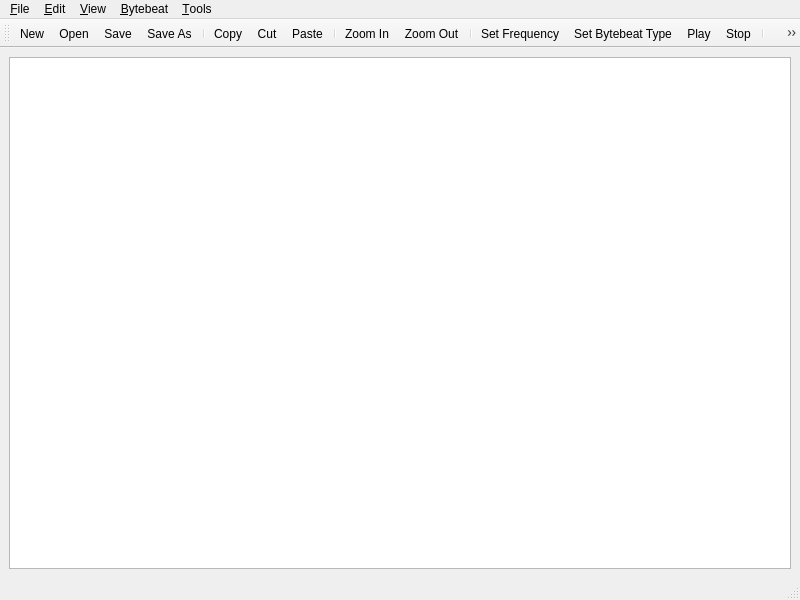
The window that mainwindow.ui (jarred-new/jarreds-bytebeat-composer-winqt) describes before a commit, drawn with Qt 5.
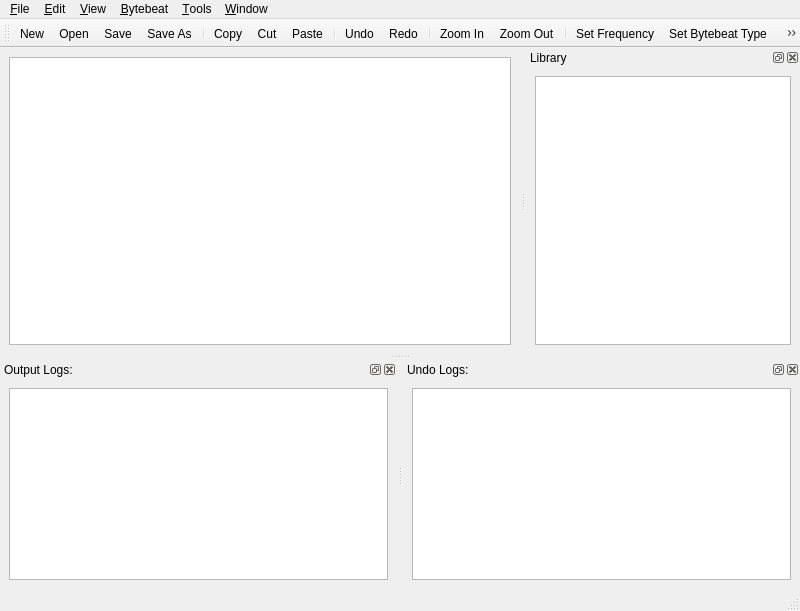
The same window after the commit. Icons and pictures are not drawn.

Commit message: Add Undo and Redo actions, and implement Window menu with dockable logs

```diff
--- a/mainwindow.ui
+++ b/mainwindow.ui
@@ -7,14 +7,14 @@
     <x>0</x>
     <y>0</y>
     <width>800</width>
-    <height>600</height>
+    <height>611</height>
    </rect>
   </property>
   <property name="windowTitle">
    <string>Jarred's Bytebeat Composer</string>
   </property>
   <widget class="QWidget" name="centralwidget">
-   <layout class="QHBoxLayout" name="horizontalLayout">
+   <layout class="QVBoxLayout" name="verticalLayout">
     <item>
      <widget class="QPlainTextEdit" name="plainTextEdit"/>
     </item>
@@ -81,11 +81,20 @@
     </property>
     <addaction name="actionTxt_to_BB"/>
    </widget>
+   <widget class="QMenu" name="menu_Window">
+    <property name="title">
+     <string>&amp;Window</string>
+    </property>
+    <addaction name="action_Library"/>
+    <addaction name="action_Output_Logs"/>
+    <addaction name="action_Undo_Logs"/>
+   </widget>
    <addaction name="menu_File"/>
    <addaction name="menu_Edit"/>
    <addaction name="menu_View"/>
    <addaction name="menu_Bytebeat"/>
    <addaction name="menu_Tools"/>
+   <addaction name="menu_Window"/>
   </widget>
   <widget class="QStatusBar" name="statusbar"/>
   <widget class="QToolBar" name="toolBar">
@@ -107,6 +116,9 @@
    <addaction name="actionCut"/>
    <addaction name="actionPaste"/>
    <addaction name="separator"/>
+   <addaction name="action_Undo"/>
+   <addaction name="action_Redo"/>
+   <addaction name="separator"/>
    <addaction name="actionZoom_In"/>
    <addaction name="actionZoom_Out"/>
    <addaction name="separator"/>
@@ -117,6 +129,51 @@
    <addaction name="separator"/>
    <addaction name="actionTxt_to_BB"/>
   </widget>
+  <widget class="QDockWidget" name="formulasLibraryDock">
+   <property name="windowTitle">
+    <string>Library</string>
+   </property>
+   <attribute name="dockWidgetArea">
+    <number>2</number>
+   </attribute>
+   <widget class="QWidget" name="dockWidgetContents_2">
+    <layout class="QVBoxLayout" name="verticalLayout_4">
+     <item>
+      <widget class="QListWidget" name="listWidget_2"/>
+     </item>
+    </layout>
+   </widget>
+  </widget>
+  <widget class="QDockWidget" name="outputLogs">
+   <property name="windowTitle">
+    <string>Output Logs:</string>
+   </property>
+   <attribute name="dockWidgetArea">
+    <number>8</number>
+   </attribute>
+   <widget class="QWidget" name="dockWidgetContents_3">
+    <layout class="QVBoxLayout" name="verticalLayout_2">
+     <item>
+      <widget class="QListWidget" name="listWidget"/>
+     </item>
+    </layout>
+   </widget>
+  </widget>
+  <widget class="QDockWidget" name="undoLogs">
+   <property name="windowTitle">
+    <string>Undo Logs:</string>
+   </property>
+   <attribute name="dockWidgetArea">
+    <number>8</number>
+   </attribute>
+   <widget class="QWidget" name="dockWidgetContents_4">
+    <layout class="QVBoxLayout" name="verticalLayout_3">
+     <item>
+      <widget class="QUndoView" name="undoView"/>
+     </item>
+    </layout>
+   </widget>
+  </widget>
   <action name="actionNew">
    <property name="icon">
     <iconset theme="QIcon::ThemeIcon::DocumentNew"/>
@@ -396,6 +453,73 @@
     <enum>QAction::MenuRole::NoRole</enum>
    </property>
   </action>
+  <action name="action_Undo">
+   <property name="icon">
+    <iconset theme="QIcon::ThemeIcon::EditUndo"/>
+   </property>
+   <property name="text">
+    <string>&amp;Undo</string>
+   </property>
+   <property name="toolTip">
+    <string>&lt;html&gt;&lt;head/&gt;&lt;body&gt;&lt;p&gt;Undo...&lt;/p&gt;&lt;/body&gt;&lt;/html&gt;</string>
+   </property>
+   <property name="shortcut">
+    <string>Ctrl+Z</string>
+   </property>
+   <property name="menuRole">
+    <enum>QAction::MenuRole::NoRole</enum>
+   </property>
+  </action>
+  <action name="action_Redo">
+   <property name="icon">
+    <iconset theme="QIcon::ThemeIcon::EditRedo"/>
+   </property>
+   <property name="text">
+    <string>&amp;Redo</string>
+   </property>
+   <property name="toolTip">
+    <string>&lt;html&gt;&lt;head/&gt;&lt;body&gt;&lt;p&gt;Redo...&lt;/p&gt;&lt;/body&gt;&lt;/html&gt;</string>
+   </property>
+   <property name="shortcut">
+    <string>Ctrl+Shift+Z, Ctrl+Y</string>
+   </property>
+   <property name="menuRole">
+    <enum>QAction::MenuRole::NoRole</enum>
+   </property>
+  </action>
+  <action name="action_Library">
+   <property name="checkable">
+    <bool>true</bool>
+   </property>
+   <property name="text">
+    <string>&amp;Library</string>
+   </property>
+   <property name="menuRole">
+    <enum>QAction::MenuRole::NoRole</enum>
+   </property>
+  </action>
+  <action name="action_Output_Logs">
+   <property name="checkable">
+    <bool>true</bool>
+   </property>
+   <property name="text">
+    <string>&amp;Output Logs</string>
+   </property>
+   <property name="menuRole">
+    <enum>QAction::MenuRole::NoRole</enum>
+   </property>
+  </action>
+  <action name="action_Undo_Logs">
+   <property name="checkable">
+    <bool>true</bool>
+   </property>
+   <property name="text">
+    <string>&amp;Undo Logs</string>
+   </property>
+   <property name="menuRole">
+    <enum>QAction::MenuRole::NoRole</enum>
+   </property>
+  </action>
  </widget>
  <resources/>
  <connections/>
```
Left out of the diff: 3 changed lines with no effect on the pictures. The commit also changes 2 other files.
